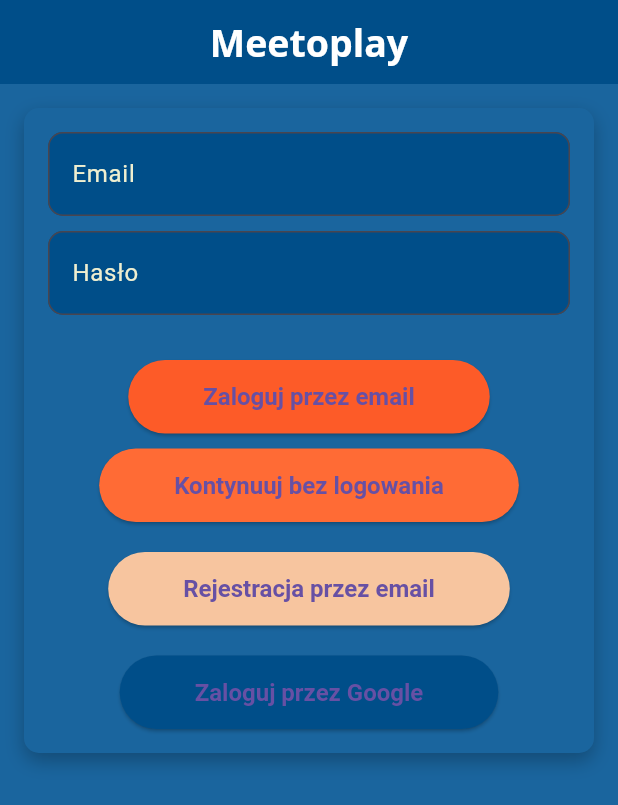
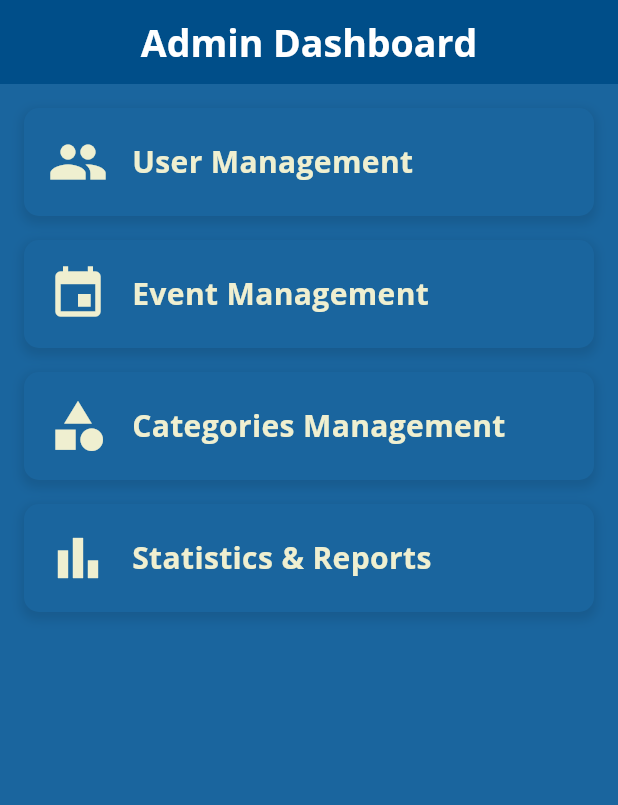
Before and after one commit to LudzCPP/Meetoplay, a Flutter app: the screen it shows after launch, on a phone screen of 412 x 824 dp. Shown: the top 805 px of the screen. Run offline on Flutter 3.47's test engine with Material 3 defaults, Android fonts, the light colour scheme and no system bars; our stand-ins replace cloud_firestore, event_bus, firebase_auth, firebase_core, firebase_messaging, flutter_local_notifications and 8 more; accounts and stored records are empty; Roboto replaces fonts that are missing (Opensans).

Commit message:
Add initial admin panel

```diff
--- /dev/null
+++ b/lib/admin/admin_dashboard.dart
@@ -0,0 +1,71 @@
+import 'package:flutter/material.dart';
+import 'package:meetoplay/admin/admin_section.dart';
+import 'package:meetoplay/admin/category_management.dart';
+import 'package:meetoplay/admin/event_management.dart';
+import 'package:meetoplay/admin/statistics.dart';
+import 'package:meetoplay/admin/user_management.dart';
+import 'package:meetoplay/global_variables.dart';
+
+
+class AdminDashboard extends StatelessWidget {
+  const AdminDashboard({super.key});
+
+  @override
+  Widget build(BuildContext context) {
+    return Scaffold(
+      appBar: AppBar(
+        title: const Text('Admin Dashboard'),
+      ),
+      body: Padding(
+        padding: const EdgeInsets.all(16.0),
+        child: Column(
+          children: [
+            AdminSection(
+              title: 'User Management',
+              icon: Icons.people,
+              onTap: () {
+                Navigator.push(
+                  context,
+                  MaterialPageRoute(builder: (context) => const UserManagementScreen()),
+                );
+              },
+            ),
+            const SizedBox(height: 16.0),
+            AdminSection(
+              title: 'Event Management',
+              icon: Icons.event,
+              onTap: () {
+                Navigator.push(
+                  context,
+                  MaterialPageRoute(builder: (context) => const EventManagementScreen()),
+                );
+              },
+            ),
+            const SizedBox(height: 16.0),
+            AdminSection(
+              title: 'Categories Management',
+              icon: Icons.category,
+              onTap: () {
+                Navigator.push(
+                  context,
+                  MaterialPageRoute(builder: (context) => const CategoriesManagementScreen()),
+                );
+              },
+            ),
+            const SizedBox(height: 16.0),
+            AdminSection(
+              title: 'Statistics & Reports',
+              icon: Icons.bar_chart,
+              onTap: () {
+                Navigator.push(
+                  context,
+                  MaterialPageRoute(builder: (context) => const StatisticsReportsScreen()),
+                );
+              },
+            ),
+          ],
+        ),
+      ),
+    );
+  }
+}
--- /dev/null
+++ b/lib/admin/admin_section.dart
@@ -0,0 +1,46 @@
+import 'package:flutter/material.dart';
+import 'package:meetoplay/global_variables.dart';
+
+class AdminSection extends StatelessWidget {
+  final String title;
+  final IconData icon;
+  final VoidCallback onTap;
+
+  const AdminSection({super.key, required this.title, required this.icon, required this.onTap});
+
+  @override
+  Widget build(BuildContext context) {
+    return GestureDetector(
+      onTap: onTap,
+      child: Container(
+        padding: const EdgeInsets.all(16.0),
+        decoration: BoxDecoration(
+          color: lightBlue,
+          borderRadius: BorderRadius.circular(10.0),
+          boxShadow: [
+            BoxShadow(
+              color: Colors.black.withOpacity(0.1),
+              spreadRadius: 2,
+              blurRadius: 5,
+              offset: const Offset(0, 3),
+            ),
+          ],
+        ),
+        child: Row(
+          children: [
+            Icon(icon, size: 40.0, color: white),
+            const SizedBox(width: 16.0),
+            Text(
+              title,
+              style: const TextStyle(
+                fontSize: 20.0,
+                color: white,
+                fontWeight: FontWeight.bold,
+              ),
+            ),
+          ],
+        ),
+      ),
+    );
+  }
+}
--- a/lib/main.dart
+++ b/lib/main.dart
@@ -5,6 +5,7 @@
 import 'package:flutter/material.dart';
 import 'package:flutter/services.dart';
 import 'package:firebase_core/firebase_core.dart';
+import 'package:meetoplay/admin/admin_dashboard.dart';
 import 'package:meetoplay/services/notification.dart';
 import 'package:meetoplay/services/notification_service.dart';
 import 'package:meetoplay/wrapper.dart';
@@ -15,8 +16,8 @@
 
 final navigatorKey = GlobalKey<NavigatorState>();
 
-Future _firebaseBackgroundMessage(RemoteMessage mesage) async{
-  if(mesage.notification != null){
+Future _firebaseBackgroundMessage(RemoteMessage mesage) async {
+  if (mesage.notification != null) {
     print("powiadomienie otrzymane w tle");
   }
 }
@@ -32,7 +33,7 @@
             onPressed: () {
               Navigator.pop(context);
             },
-            child: Text("Ok"))
+            child: const Text("Ok"))
       ],
     ),
   );
@@ -44,7 +45,6 @@
     options: DefaultFirebaseOptions.currentPlatform,
   );
 
-
   await SystemChrome.setPreferredOrientations([
     DeviceOrientation.portraitUp,
     DeviceOrientation.portraitDown,
@@ -53,9 +53,7 @@
 
   //PushNotifications.scheduleNotification(eventName, eventDate)
 
-
   await PushNotifications.localNotiInit();
-
 
   FirebaseMessaging.onBackgroundMessage(_firebaseBackgroundMessage);
   FirebaseMessaging.onMessageOpenedApp.listen((RemoteMessage message) {
@@ -89,12 +87,12 @@
 
   if (message != null) {
     print("Launched from terminated state");
-    Future.delayed(Duration(seconds: 1), () {
+    Future.delayed(const Duration(seconds: 1), () {
       navigatorKey.currentState!.pushNamed("/message", arguments: message);
     });
   }
 
-   //var date = DateTime.now();
+  //var date = DateTime.now();
   //PushNotifications().scheduleNotification('test', date);
   // NotificationService().initializeNotification();
   // NotificationService().showNotification(1, 'Hi Guys', 'I am Mahdi');
@@ -131,7 +129,7 @@
         scaffoldBackgroundColor: lightBlue,
       ),
       debugShowCheckedModeBanner: false,
-      home: const AuthWrapper(),
+      home: const AdminDashboard(),
     );
   }
 }
```
Also changed, not shown: lib/admin/category_management.dart (added, +17 -0 lines), lib/admin/event_management.dart (added, +17 -0 lines), lib/admin/statistics.dart (added, +17 -0 lines), lib/admin/user_management.dart (added, +17 -0 lines).
